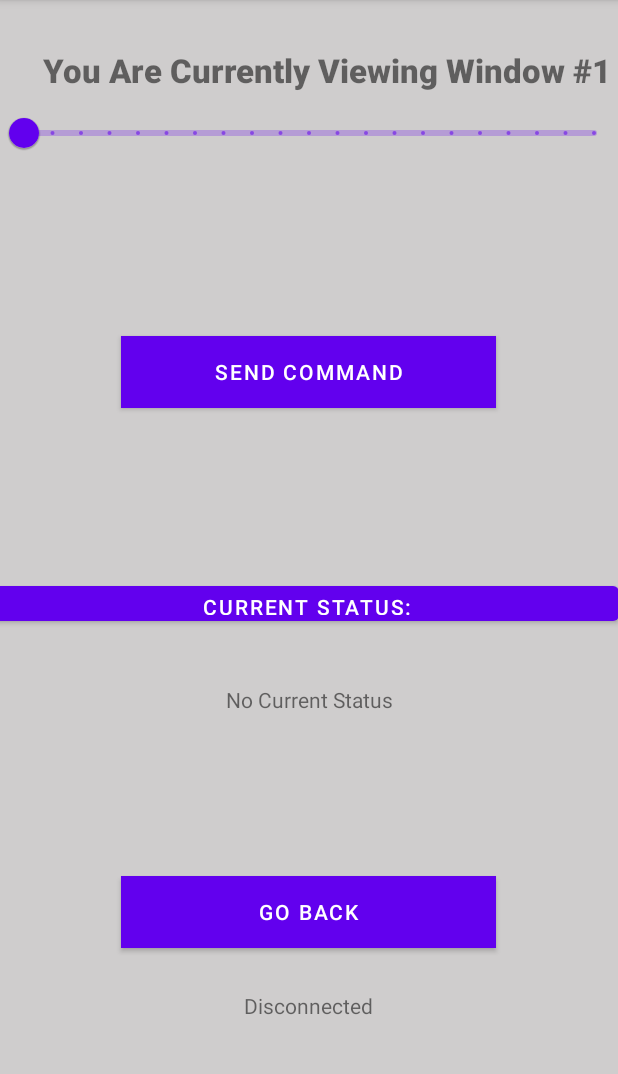
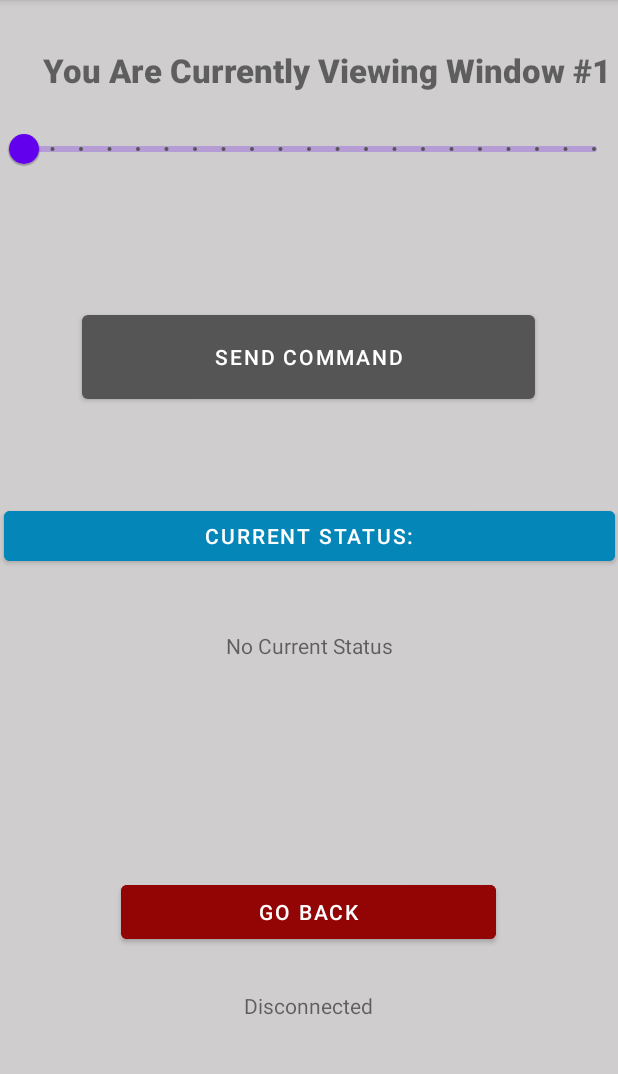
Before and after one commit to JonathanClifford/SDP2021_Team6_AndroidApplication, an Android app: the item_select screen opened directly, with no data from a screen before it, on a phone screen of 412 x 824 dp, the part 84-1158 px from its top. Run offline under Robolectric (Android 15) with nearby library versions, the phone set to English and light mode, and no system bars; libraries missing offline, so code that uses them is left out: com.amazonaws.auth, com.amazonaws.mobileconnectors, com.amazonaws.regions; 3 statements that could not run were skipped.

Commit message:
Update - 3/3/2021: -Fixed the colors issue for buttons and whatnot.

```diff
--- a/app/src/main/res/layout/activity_item_select.xml
+++ b/app/src/main/res/layout/activity_item_select.xml
@@ -16,22 +16,25 @@
         android:value="0"
         android:valueFrom="0"
         android:valueTo="100"
+        app:haloColor="@color/darkgray"
         app:layout_constraintBottom_toBottomOf="parent"
         app:layout_constraintEnd_toEndOf="parent"
         app:layout_constraintHorizontal_bias="1.0"
         app:layout_constraintStart_toStartOf="parent"
         app:layout_constraintTop_toTopOf="parent"
-        app:layout_constraintVertical_bias="0.09">
+        app:layout_constraintVertical_bias="0.105"
+        app:tickColor="@color/darkgray"
+        app:tickColorActive="@color/red">
 
     </com.google.android.material.slider.Slider>
 
     <Button
         android:id="@+id/sendSliderCommandButton"
-        android:layout_width="250dp"
-        android:layout_height="wrap_content"
+        android:layout_width="302dp"
+        android:layout_height="68dp"
         android:layout_marginBottom="496dp"
-        android:background="#FF1A1A"
         android:text="Send Command"
+        app:backgroundTint="@color/darkgray"
         app:layout_constraintBottom_toBottomOf="parent"
         app:layout_constraintEnd_toEndOf="parent"
         app:layout_constraintHorizontal_bias="0.496"
@@ -42,7 +45,7 @@
         android:layout_width="250dp"
         android:layout_height="wrap_content"
         android:layout_marginBottom="136dp"
-        android:background="@color/red"
+        android:backgroundTint="@color/red"
         android:text="Go Back"
         app:layout_constraintBottom_toBottomOf="parent"
         app:layout_constraintEnd_toEndOf="parent"
@@ -81,7 +84,7 @@
         android:id="@+id/latestMessage"
         android:layout_width="wrap_content"
         android:layout_height="wrap_content"
-        android:layout_marginBottom="292dp"
+        android:layout_marginBottom="328dp"
         android:text="No Current Status"
         app:layout_constraintBottom_toBottomOf="parent"
         app:layout_constraintEnd_toEndOf="parent"
@@ -89,13 +92,13 @@
 
     <Button
         android:id="@+id/statusBelowMe"
-        android:layout_width="416dp"
-        android:layout_height="35dp"
-        android:layout_marginBottom="348dp"
+        android:layout_width="407dp"
+        android:layout_height="45dp"
+        android:layout_marginBottom="388dp"
+        android:backgroundTint="@color/lightblue"
         android:text="Current Status:"
         app:layout_constraintBottom_toBottomOf="parent"
         app:layout_constraintEnd_toEndOf="parent"
-        app:layout_constraintHorizontal_bias="1.0"
         app:layout_constraintStart_toStartOf="parent" />
 
 </androidx.constraintlayout.widget.ConstraintLayout>
--- a/app/src/main/res/values/strings.xml
+++ b/app/src/main/res/values/strings.xml
@@ -6,7 +6,7 @@
     <!--
     The following consist of various strings that I use to recognize each of the blocks
     -->
-
+    <color name="newPrimary">#555556</color>
     <string name="Window_command_open">Open Window</string>
     <string name="Window_command_close">Close Window</string>
     <string name="Window_command_crack">Crack Window</string>
```
